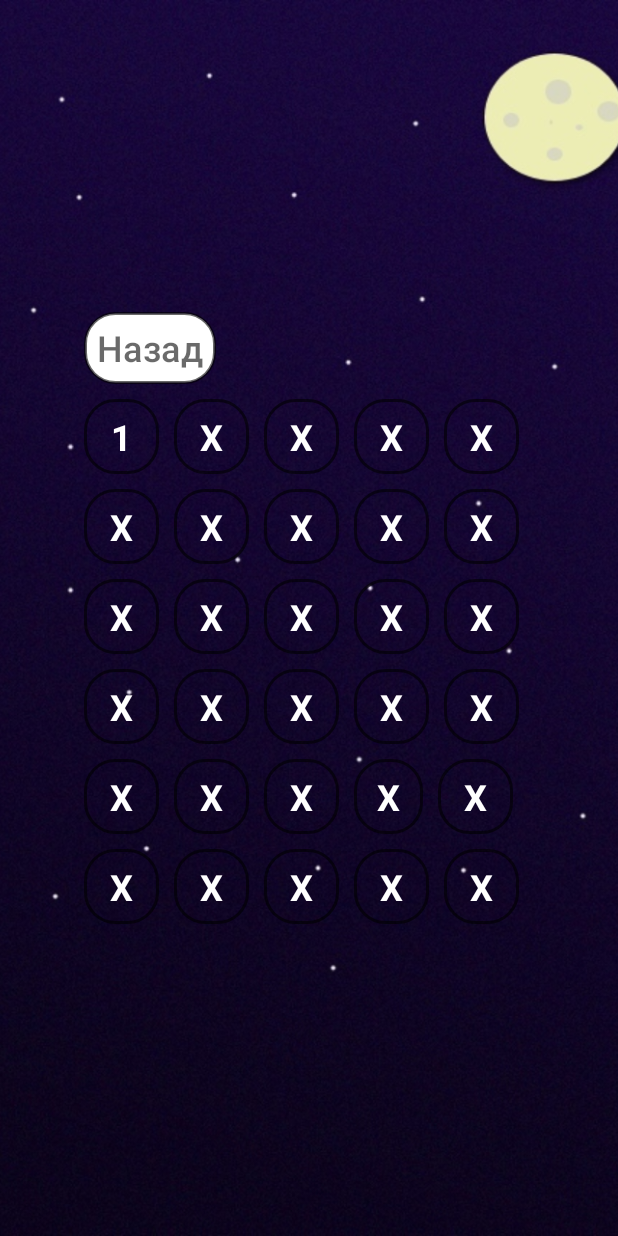
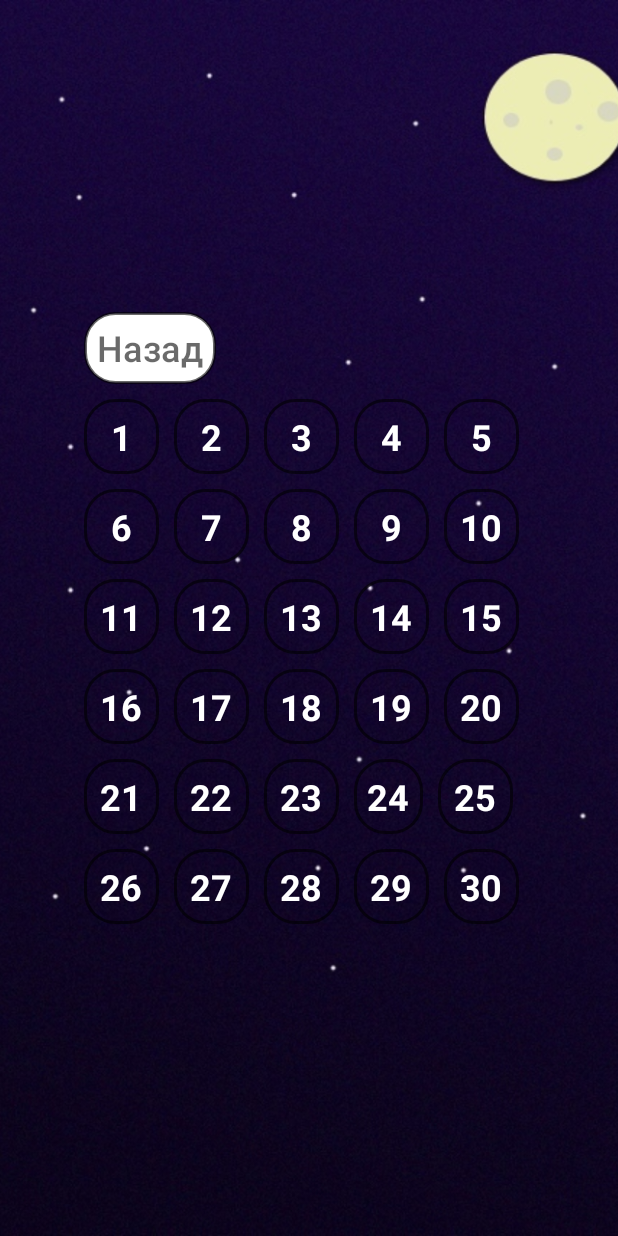
Before and after one commit to artemiiiiiiiiiiiiiiiiii/QuizSoltan1, an Android app: the GameLevels screen opened directly, with no data from a screen before it, on a phone screen of 412 x 824 dp. Run offline under Robolectric (Android 15) with nearby library versions, the phone set to English and light mode, and no system bars.

Commit message:
Final Commit

```diff
--- a/app/src/main/java/irlandec/prophet/quiz/GameLevels.java
+++ b/app/src/main/java/irlandec/prophet/quiz/GameLevels.java
@@ -47,7 +47,7 @@ public class GameLevels extends AppCompatActivity {
             @Override
             public void onClick(View v) {
                 try{
-                    if (level>=1) {
+                    if (level<=1) {
                         Intent intent = new Intent(GameLevels.this, Level1.class);
                         startActivity(intent);
                         finish();
@@ -66,7 +66,7 @@ public class GameLevels extends AppCompatActivity {
             @Override
             public void onClick(View v) {
                 try{
-                    if(level>=2){
+                    if(level<=2){
                     Intent intent = new Intent(GameLevels.this, Level2.class);
                     startActivity(intent); finish();} else{
 
@@ -82,7 +82,7 @@ public class GameLevels extends AppCompatActivity {
             R.id.textView2,
         };
 
-        for(int i=1; i<level; i++) {
+        for(int i=1; i<=level; i++) {
             TextView tv = findViewById(x[i]);
             tv.setText(""+(i+1));
         }
--- a/app/src/main/res/layout/gamelevels.xml
+++ b/app/src/main/res/layout/gamelevels.xml
@@ -82,7 +82,7 @@
                             android:layout_marginRight="10dp"
                             android:background="@drawable/button_gamelevels"
                             android:gravity="center"
-                            android:text="X"
+                            android:text="2"
                             android:textColor="@color/white"
                             android:textSize="24sp"
                             android:textStyle="bold" />
@@ -94,7 +94,7 @@
                             android:layout_marginRight="10dp"
                             android:background="@drawable/button_gamelevels"
                             android:gravity="center"
-                            android:text="X"
+                            android:text="3"
                             android:textColor="@color/white"
                             android:textSize="24sp"
                             android:textStyle="bold" />
@@ -106,7 +106,7 @@
                             android:layout_marginRight="10dp"
                             android:background="@drawable/button_gamelevels"
                             android:gravity="center"
-                            android:text="X"
+                            android:text="4"
                             android:textColor="@color/white"
                             android:textSize="24sp"
                             android:textStyle="bold" />
@@ -118,7 +118,7 @@
                             android:layout_marginRight="10dp"
                             android:background="@drawable/button_gamelevels"
                             android:gravity="center"
-                            android:text="X"
+                            android:text="5"
                             android:textColor="@color/white"
                             android:textSize="24sp"
                             android:textStyle="bold" />
@@ -135,7 +135,7 @@
                             android:id="@+id/textView6"
                             android:layout_width="50dp"
                             android:layout_height="50dp"
-                            android:text="X"
+                            android:text="6"
                             android:layout_marginRight="10dp"
                             android:background="@drawable/button_gamelevels"
                             android:textColor="@color/white"
@@ -147,7 +147,7 @@
                             android:id="@+id/textView7"
                             android:layout_width="50dp"
                             android:layout_height="50dp"
-                            android:text="X"
+                            android:text="7"
                             android:layout_marginRight="10dp"
                             android:background="@drawable/button_gamelevels"
                             android:textColor="@color/white"
@@ -159,7 +159,7 @@
                             android:id="@+id/textView8"
                             android:layout_width="50dp"
                             android:layout_height="50dp"
-                            android:text="X"
+                            android:text="8"
                             android:layout_marginRight="10dp"
                             android:background="@drawable/button_gamelevels"
                             android:textColor="@color/white"
@@ -171,7 +171,7 @@
                             android:id="@+id/textView9"
                             android:layout_width="50dp"
                             android:layout_height="50dp"
-                            android:text="X"
+                            android:text="9"
                             android:layout_marginRight="10dp"
                             android:background="@drawable/button_gamelevels"
                             android:textColor="@color/white"
@@ -183,7 +183,7 @@
                             android:id="@+id/textView10"
                             android:layout_width="50dp"
                             android:layout_height="50dp"
-                            android:text="X"
+                            android:text="10"
                             android:layout_marginRight="10dp"
                             android:background="@drawable/button_gamelevels"
                             android:textColor="@color/white"
@@ -204,7 +204,7 @@
                             android:id="@+id/textView11"
                             android:layout_width="50dp"
                             android:layout_height="50dp"
-                            android:text="X"
+                            android:text="11"
                             android:layout_marginRight="10dp"
                             android:background="@drawable/button_gamelevels"
                             android:textColor="@color/white"
@@ -216,7 +216,7 @@
                             android:id="@+id/textView12"
                             android:layout_width="50dp"
                             android:layout_height="50dp"
-                            android:text="X"
+                            android:text="12"
                             android:layout_marginRight="10dp"
                             android:background="@drawable/button_gamelevels"
                             android:textColor="@color/white"
@@ -228,7 +228,7 @@
                             android:id="@+id/textView13"
                             android:layout_width="50dp"
                             android:layout_height="50dp"
-                            android:text="X"
+                            android:text="13"
                             android:layout_marginRight="10dp"
                             android:background="@drawable/button_gamelevels"
                             android:textColor="@color/white"
@@ -240,7 +240,7 @@
                             android:id="@+id/textView14"
                             android:layout_width="50dp"
                             android:layout_height="50dp"
-                            android:text="X"
+                            android:text="14"
                             android:layout_marginRight="10dp"
                             android:background="@drawable/button_gamelevels"
                             android:textColor="@color/white"
@@ -252,7 +252,7 @@
                             android:id="@+id/textView15"
                             android:layout_width="50dp"
                             android:layout_height="50dp"
-                            android:text="X"
+                            android:text="15"
                             android:layout_marginRight="10dp"
                             android:background="@drawable/button_gamelevels"
                             android:textColor="@color/white"
@@ -273,7 +273,7 @@
                             android:id="@+id/textView16"
                             android:layout_width="50dp"
                             android:layout_height="50dp"
-                            android:text="X"
+                            android:text="16"
                             android:layout_marginRight="10dp"
                             android:background="@drawable/button_gamelevels"
                             android:textColor="@color/white"
@@ -285,7 +285,7 @@
                             android:id="@+id/textView17"
                             android:layout_width="50dp"
                             android:layout_height="50dp"
-                            android:text="X"
+                            android:text="17"
                             android:layout_marginRight="10dp"
                             android:background="@drawable/button_gamelevels"
                             android:textColor="@color/white"
@@ -297,7 +297,7 @@
                             android:id="@+id/textView18"
                             android:layout_width="50dp"
                             android:layout_height="50dp"
-                            android:text="X"
+                            android:text="18"
                             android:layout_marginRight="10dp"
                             android:background="@drawable/button_gamelevels"
                             android:textColor="@color/white"
@@ -313,7 +313,7 @@
                             android:layout_marginRight="10dp"
                             android:background="@drawable/button_gamelevels"
                             android:gravity="center"
-                            android:text="X"
+                            android:text="19"
                             android:textColor="@color/white"
                             android:textSize="24sp"
                             android:textStyle="bold" />
@@ -322,7 +322,7 @@
                             android:id="@+id/textView20"
                             android:layout_width="50dp"
                             android:layout_height="50dp"
-                            android:text="X"
+                            android:text="20"
                             android:layout_marginRight="10dp"
                             android:background="@drawable/button_gamelevels"
                             android:textColor="@color/white"
@@ -343,7 +343,7 @@
                             android:id="@+id/textView21"
                             android:layout_width="50dp"
                             android:layout_height="50dp"
-                            android:text="X"
+                            android:text="21"
                             android:layout_marginRight="10dp"
                             android:background="@drawable/button_gamelevels"
                             android:textColor="@color/white"
@@ -355,7 +355,7 @@
                             android:id="@+id/textView22"
                             android:layout_width="50dp"
                             android:layout_height="50dp"
-                            android:text="X"
+                            android:text="22"
                             android:layout_marginRight="10dp"
                             android:background="@drawable/button_gamelevels"
                             android:textColor="@color/white"
@@ -367,7 +367,7 @@
                             android:id="@+id/textView23"
                             android:layout_width="50dp"
                             android:layout_height="50dp"
-                            android:text="X"
+                            android:text="23"
                             android:layout_marginRight="10dp"
                             android:background="@drawable/button_gamelevels"
                             android:textColor="@color/white"
@@ -383,7 +383,7 @@
                             android:layout_marginRight="10dp"
                             android:background="@drawable/button_gamelevels"
                             android:gravity="center"
-                            android:text="X"
+                            android:text="24"
                             android:textColor="@color/white"
                             android:textSize="24sp"
                             android:textStyle="bold" />
@@ -391,7 +391,7 @@
                             android:id="@+id/textView25"
                             android:layout_width="50dp"
                             android:layout_height="50dp"
-                            android:text="X"
+                            android:text="25"
                             android:layout_marginRight="10dp"
                             android:background="@drawable/button_gamelevels"
                             android:textColor="@color/white"
@@ -412,7 +412,7 @@
                             android:id="@+id/textView26"
                             android:layout_width="50dp"
                             android:layout_height="50dp"
-                            android:text="X"
+                            android:text="26"
                             android:layout_marginRight="10dp"
                             android:background="@drawable/button_gamelevels"
                             android:textColor="@color/white"
@@ -424,7 +424,7 @@
                             android:id="@+id/textView27"
                             android:layout_width="50dp"
                             android:layout_height="50dp"
-                            android:text="X"
+                            android:text="27"
                             android:layout_marginRight="10dp"
                             android:background="@drawable/button_gamelevels"
                             android:textColor="@color/white"
@@ -436,7 +436,7 @@
                             android:id="@+id/textView28"
                             android:layout_width="50dp"
                             android:layout_height="50dp"
-                            android:text="X"
+                            android:text="28"
                             android:layout_marginRight="10dp"
                             android:background="@drawable/button_gamelevels"
                             android:textColor="@color/white"
@@ -448,7 +448,7 @@
                             android:id="@+id/textView29"
                             android:layout_width="50dp"
                             android:layout_height="50dp"
-                            android:text="X"
+                            android:text="29"
                             android:layout_marginRight="10dp"
                             android:background="@drawable/button_gamelevels"
                             android:textColor="@color/white"
@@ -460,7 +460,7 @@
                             android:id="@+id/textView30"
                             android:layout_width="50dp"
                             android:layout_height="50dp"
-                            android:text="X"
+                            android:text="30"
                             android:layout_marginRight="10dp"
                             android:background="@drawable/button_gamelevels"
                             android:textColor="@color/white"
--- a/app/src/main/res/values/strings.xml
+++ b/app/src/main/res/values/strings.xml
@@ -3,6 +3,7 @@
     <string name="start">Авторизация</string>
     <string name="startend">Регистрация</string>
     <string name="startvhod">Войти</string>
+    <string name="startreg">Зарегистрироваться</string>
     <string name="back">Назад</string>
     <string name="level1">Уровень:</string>
     <string name="level1one">Уровень 1:</string>
```
Also changed, not shown: app/src/main/java/irlandec/prophet/quiz/MainActivity.java (+85 -79 lines), app/src/main/res/layout/registration.xml (+12 -0 lines).
